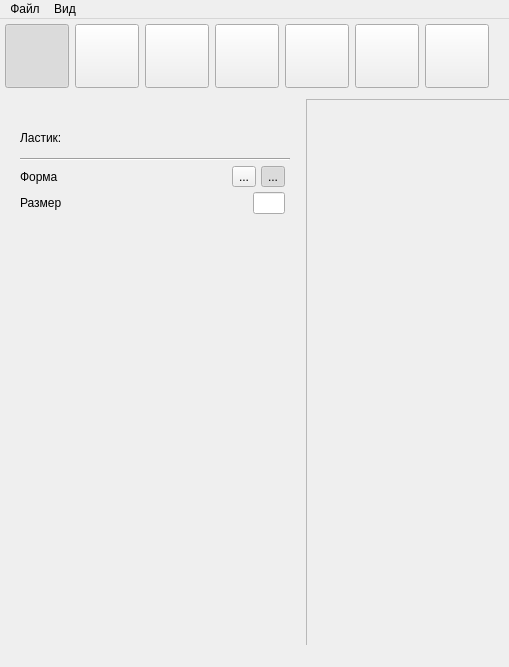
First picture: the form in BoysBandProject/bbpaint/bbproject.ui, repository Maxon2019/BoysBandProject, before the edit; both pictures show x 0 to 509 and y 0 to 667 of the 1280 by 667 pixel window.
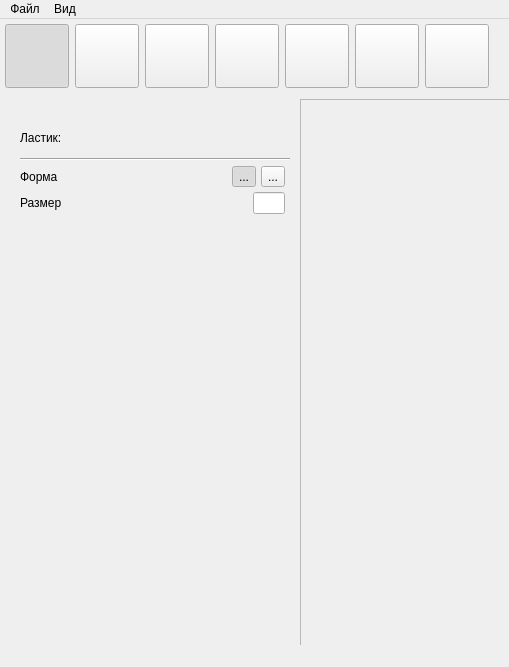
Second picture: the form after the edit. The open tabs and pages were chosen to show the change. Icons and pictures are not drawn.

Commit message: fixed a couple of nullpointer references

```diff
--- a/BoysBandProject/bbpaint/bbproject.ui
+++ b/BoysBandProject/bbpaint/bbproject.ui
@@ -343,7 +343,10 @@
       </layout>
      </item>
      <item>
-      <layout class="QHBoxLayout" name="horizontalLayout_19">
+      <layout class="QHBoxLayout" name="horizontalLayout_19" stretch="0,0">
+       <property name="spacing">
+        <number>0</number>
+       </property>
        <item>
         <widget class="QStackedWidget" name="tool_stack">
          <property name="sizePolicy">
@@ -536,6 +539,12 @@
                     <normalon>:/icons/square.png</normalon>
                    </iconset>
                   </property>
+                  <property name="checkable">
+                   <bool>true</bool>
+                  </property>
+                  <property name="checked">
+                   <bool>true</bool>
+                  </property>
                  </widget>
                 </item>
                 <item>
@@ -548,10 +557,10 @@
                     <normaloff>:/icons/circle.png</normaloff>:/icons/circle.png</iconset>
                   </property>
                   <property name="checkable">
-                   <bool>true</bool>
+                   <bool>false</bool>
                   </property>
                   <property name="checked">
-                   <bool>true</bool>
+                   <bool>false</bool>
                   </property>
                  </widget>
                 </item>
@@ -1507,7 +1516,7 @@
            <rect>
             <x>0</x>
             <y>0</y>
-            <width>935</width>
+            <width>945</width>
             <height>598</height>
            </rect>
           </property>
```
The commit also changes 2 other files.
